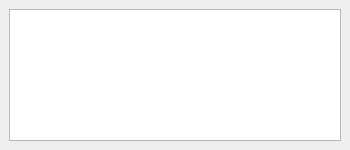
The window that cad/plugins/NanoVision-1/src/InputParametersWindow.ui (kanzure/nanoengineer) describes before a commit, drawn with Qt 5.
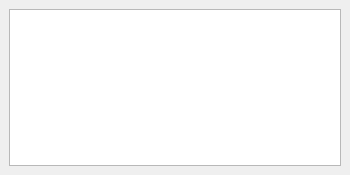
The same window after the commit.

```diff
--- a/cad/plugins/NanoVision-1/src/InputParametersWindow.ui
+++ b/cad/plugins/NanoVision-1/src/InputParametersWindow.ui
@@ -6,7 +6,7 @@
     <x>0</x>
     <y>0</y>
     <width>350</width>
-    <height>150</height>
+    <height>175</height>
    </rect>
   </property>
   <property name="windowTitle" >
```
